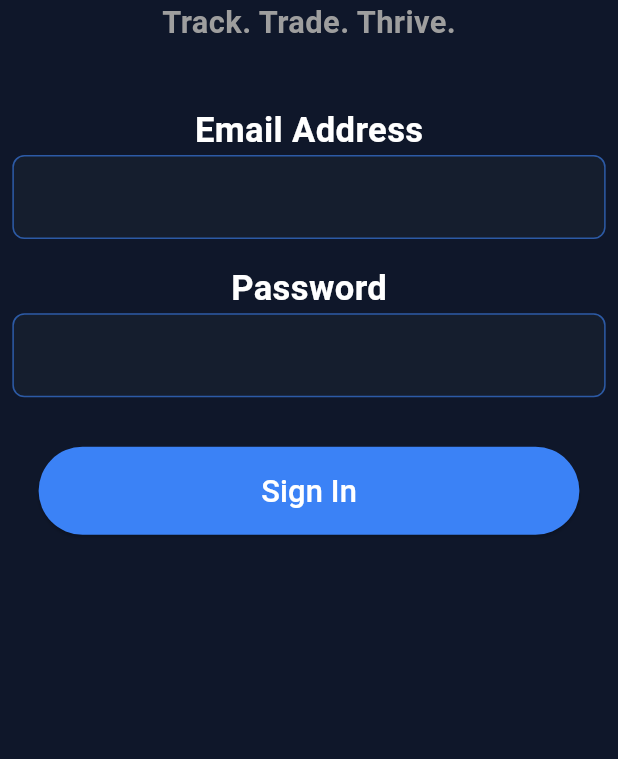
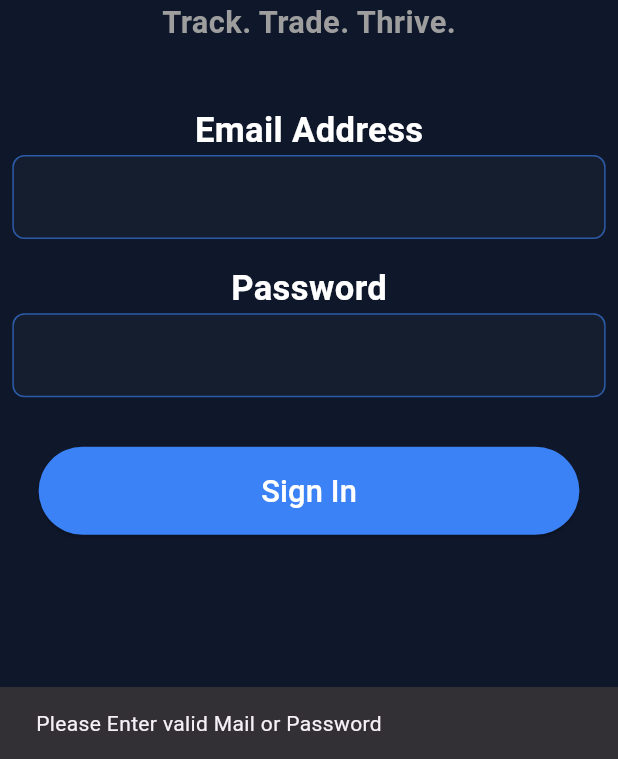
Before and after one commit to ashir227/NexoTrack, a Flutter app: the screen it shows after launch, after a tap on "Sign In", on a phone screen of 412 x 824 dp, the part 477-1236 px from its top. Run offline on Flutter 3.47's test engine with Material 3 defaults, Android fonts, the phone set to English and light mode, and no system bars; our stand-ins replace connectivity_plus, hive, hive_flutter; accounts and stored records are empty.

Commit message:
final Login logic

```diff
--- a/nexotrack/lib/Core/widgets/Custmtxtfld.dart
+++ b/nexotrack/lib/Core/widgets/Custmtxtfld.dart
@@ -6,6 +6,7 @@ class CstmFld extends StatelessWidget {
   // final Function(String) onChanged;
   final FormFieldValidator validator;
   final TextEditingController controller;
+  // KeyboardListener key
   const CstmFld({
     super.key,
     // required this.onChanged,
--- a/nexotrack/lib/Provider/LoginPro.dart
+++ b/nexotrack/lib/Provider/LoginPro.dart
@@ -5,10 +5,13 @@ import 'package:nexotrack/Screnes/MainScr.dart';
 class LoginPro extends ChangeNotifier {
   String pass = "";
   // String? password;
-  islogin(BuildContext context, int pass,var mail) {
+  islogin(var mail, String pass) {
     if (pass == "1234") {
       var box = Hive.box("login");
       box.put("islogin", true);
-
+      notifyListeners();
+      return true;
+    }
+    return false;
   }
 }
--- a/nexotrack/lib/Screnes/Login.dart
+++ b/nexotrack/lib/Screnes/Login.dart
@@ -20,7 +20,8 @@ class LoginScr extends StatelessWidget {
     // TextEditingController passcontrol = TextEditingController();
     return Scaffold(
       backgroundColor: PrimaryColor.BckColor,
-      body: Center(
+      body: SingleChildScrollView(
+        child: Center(
           child: Container(
             // color: Colors.yellow,
             padding: EdgeInsets.symmetric(horizontal: w * 0.01),
@@ -79,10 +80,10 @@ class LoginScr extends StatelessWidget {
                     }
                     int? numm = int.tryParse(value);
                     if (numm == null) {
-                    "Please enter valid password";
+                      return "Please enter valid password";
                     }
                     if (numm! < 0) {
-                    "Please enter positive value";
+                      return "Please enter positive value";
                     }
                   },
                   controller: passcntrl,
@@ -94,14 +95,33 @@ class LoginScr extends StatelessWidget {
                     horizontal: w * 0.18,
                   ),
                   onpressed: () {
-                  context.read<LoginPro>().islogin(context, passcontrol.text);
+                    final password = (passcntrl.text);
+
+                    final result = Provider.of<LoginPro>(
+                      context,
+                      listen: false,
+                    ).islogin(mailcntrl.text, password);
+                    if (result) {
+                      Navigator.push(
+                        context,
+                        MaterialPageRoute(builder: (context) => Mainnscr()),
+                      );
+                    } else {
+                      ScaffoldMessenger.of(context).showSnackBar(
+                        SnackBar(
+                          content: Text("Please Enter valid Mail or Password"),
+                        ),
+                      );
+                    }
                   },
+
                   text: "Sign In",
                 ),
               ],
             ),
           ),
         ),
+      ),
     );
   }
 }
--- a/nexotrack/lib/Screnes/Splash.dart
+++ b/nexotrack/lib/Screnes/Splash.dart
@@ -1,5 +1,7 @@
 import 'package:flutter/material.dart';
+import 'package:hive/hive.dart';
 import 'package:nexotrack/Screnes/Login.dart';
+import 'package:nexotrack/Screnes/MainScr.dart';
 
 class SpalshScr extends StatefulWidget {
   const SpalshScr({super.key});
@@ -14,12 +16,19 @@ class _SpalshScrState extends State<SpalshScr> {
     super.initState();
 
     Future.delayed(const Duration(seconds: 4), () {
-      if (!mounted) return;
-
-      Navigator.pushReplacement(
-        context,
-        MaterialPageRoute(builder: (context) => LoginScr()),
-      );
+      var box = Hive.box("login");
+      bool islogin = box.get("islogin", defaultValue: false);
+      if (islogin) {
+        Navigator.pushReplacement(
+          context,
+          MaterialPageRoute(builder: (context) => Mainnscr()),
+        );
+      } else {
+        Navigator.pushReplacement(
+          context,
+          MaterialPageRoute(builder: (context) => LoginScr()),
+        );
+      }
     });
   }
 
--- a/nexotrack/lib/main.dart
+++ b/nexotrack/lib/main.dart
@@ -4,6 +4,7 @@ import 'package:flutter/material.dart';
 import 'package:hive_flutter/adapters.dart';
 import 'package:nexotrack/Provider/ApiPro.dart';
 import 'package:nexotrack/Provider/FunctionsPro.dart';
+import 'package:nexotrack/Provider/LoginPro.dart';
 import 'package:nexotrack/Screnes/Splash.dart';
 import 'package:path_provider/path_provider.dart';
 import 'package:provider/provider.dart';
@@ -15,12 +16,14 @@ void main() async {
 
   await Hive.initFlutter(path.path);
   await Hive.openBox("mycoin");
+  await Hive.openBox("login");
 
   runApp(
     MultiProvider(
       providers: [
         ChangeNotifierProvider(create: (_) => CryptoPro()),
         ChangeNotifierProvider(create: (_) => FuncPro()),
+        ChangeNotifierProvider(create: (_) => LoginPro()),
       ],
       child: const MyApp(),
     ),
```
Lines whose indentation alone changed are shown as unchanged.
